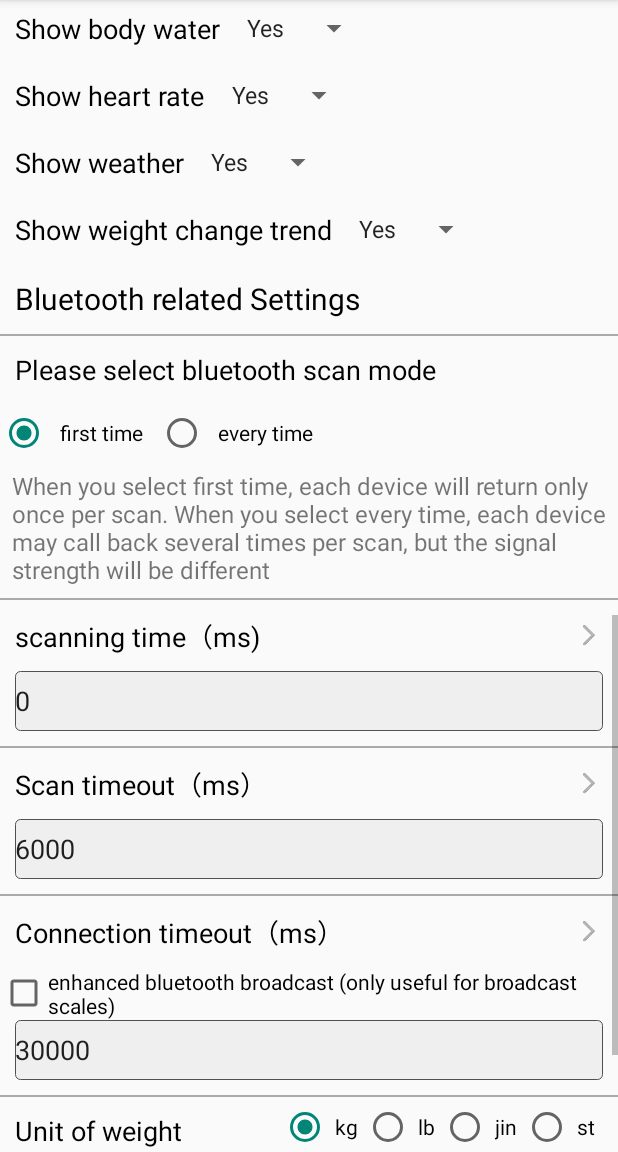
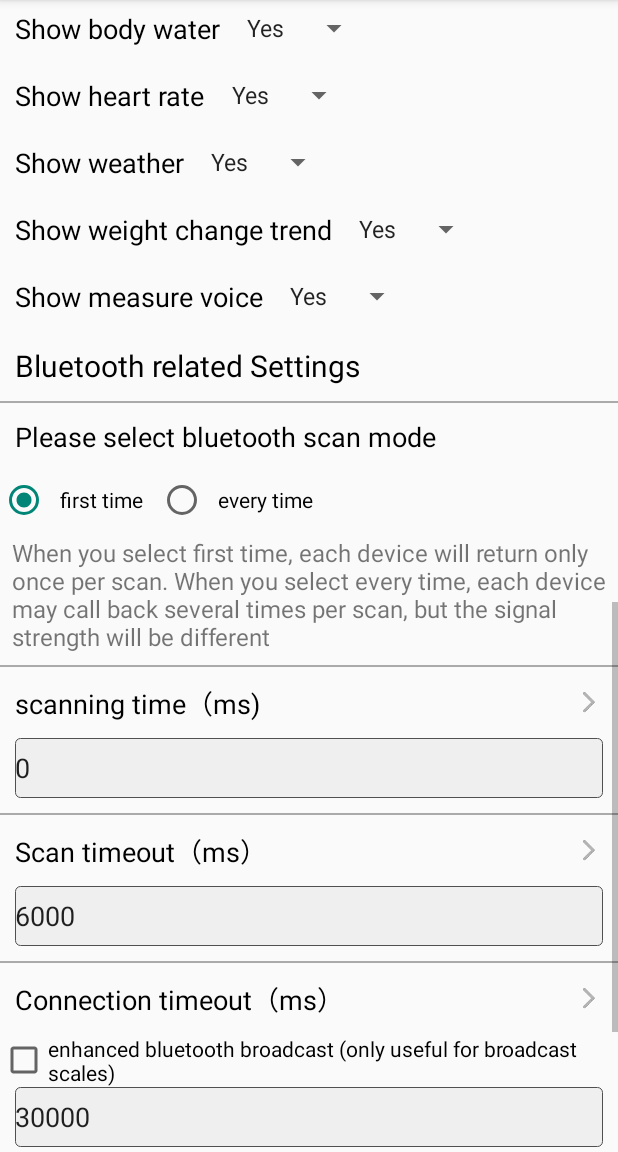
Before and after one commit to YolandaQingniu/qnscalesdk, an Android app: the SettingActivity screen opened directly, with no data from a screen before it, scrolled down 1074 dp, on a phone screen of 412 x 824 dp, the part 84-1236 px from its top. Run offline under Robolectric (Android 15) with nearby library versions, the phone set to English and light mode, and no system bars; our stand-ins replace ButterKnife.

Commit message:
增加BOW声音测量逻辑

```diff
--- a/app/src/main/java/com/qingniu/qnble/demo/view/SettingActivity.java
+++ b/app/src/main/java/com/qingniu/qnble/demo/view/SettingActivity.java
@@ -110,6 +110,8 @@ public class SettingActivity extends AppCompatActivity implements RadioGroup.OnC
     Spinner scaleShowWeather;
     @BindView(R.id.scale_show_weightExtend)
     Spinner scaleShowweightExtend;
+    @BindView(R.id.scale_show_voice)
+    Spinner scaleShowVoice;
 
     private Config mBleConfig; //蓝牙配置对象
     private String mGender = "male";//用户性别
@@ -338,6 +340,23 @@ public class SettingActivity extends AppCompatActivity implements RadioGroup.OnC
             }
         });
 
+        scaleShowVoice.setOnItemSelectedListener(new AdapterView.OnItemSelectedListener() {
+
+            @Override
+            public void onItemSelected(AdapterView<?> parent, View view, int position, long id) {
+                if (position == 0) {
+                    qnIndicateConfig.setShowVoice(true);
+                } else {
+                    qnIndicateConfig.setShowVoice(false);
+                }
+            }
+
+            @Override
+            public void onNothingSelected(AdapterView<?> parent) {
+                qnIndicateConfig.setShowVoice(true);
+            }
+        });
+
     }
 
     @Override
--- a/app/src/main/res/layout/activity_setting.xml
+++ b/app/src/main/res/layout/activity_setting.xml
@@ -471,6 +471,21 @@
                     android:layout_height="wrap_content"
                     android:entries="@array/choiceArray"/>
             </LinearLayout>
+            <LinearLayout
+                android:layout_width="match_parent"
+                android:layout_height="wrap_content"
+                android:gravity="center_vertical"
+                android:orientation="horizontal">
+                <TextView
+                    style="@style/user_small_text"
+                    android:text="@string/wsp_show_voice" />
+
+                <Spinner
+                    android:id="@+id/scale_show_voice"
+                    android:layout_width="wrap_content"
+                    android:layout_height="wrap_content"
+                    android:entries="@array/choiceArray"/>
+            </LinearLayout>
         </LinearLayout>
 
         <TextView
--- a/app/src/main/res/values/strings.xml
+++ b/app/src/main/res/values/strings.xml
@@ -17,7 +17,7 @@
     <string name="register_ok">confirm</string>
     <string name="scan_out_time_remind">After setting the time, no bluetooth device is scanned within the specified time, and an error message is called back</string>
     <string name="scan_time_remind">Scan duration, unit ms, default is 0, that is, keep scanning, unless the APP calls stopBleDeviceDiscovery. If not 0, the minimum value is 3000ms, then the scan will be automatically stopped after a duration ms.</string>
-
+    <string name="wsp_show_voice">Show measure voice</string>
     <string-array name="user_shape_des">
         <item>not selected</item>
         <item>slim</item>
--- a/qnscalesdk/build.gradle
+++ b/qnscalesdk/build.gradle
@@ -7,7 +7,7 @@ android {
         minSdkVersion 15//MIN_SDK_VERSION as int
         targetSdkVersion TARGET_SDK_VERSION as int
         versionCode 1
-        versionName "qnsdk-2.3.11"
+        versionName "qnsdk-2.3.12"
 
         testInstrumentationRunner "android.support.test.runner.AndroidJUnitRunner"
     }
@@ -30,6 +30,5 @@ dependencies {
     })
     testCompile 'junit:junit:4.12'
     compile "com.android.support:support-v4:$ANDROID_SUPPORT_VERSION"
-    compile files('libs/qnsdk-2.3.11.jar')
-
+    compile files('libs/qnsdk-2.3.12.jar')
 }
```
Also changed, not shown: qnscalesdk/libs/qnsdk-2.3.11.jar (deleted), qnscalesdk/libs/qnsdk-2.3.12.jar (added), 1 other file.
